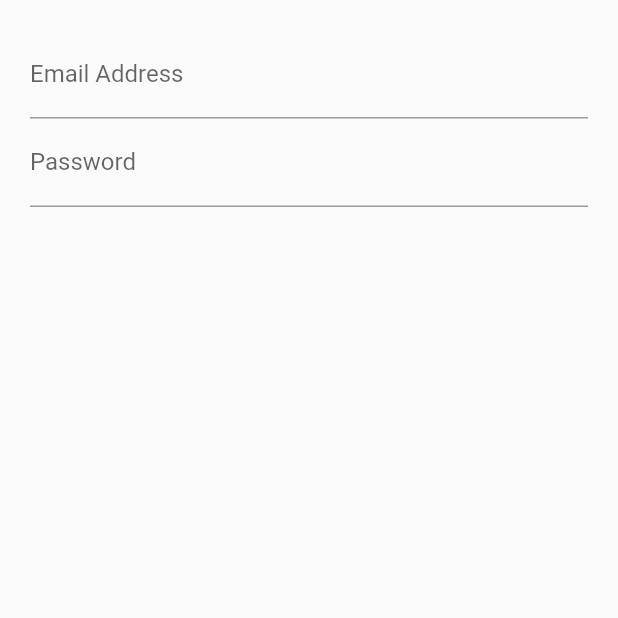
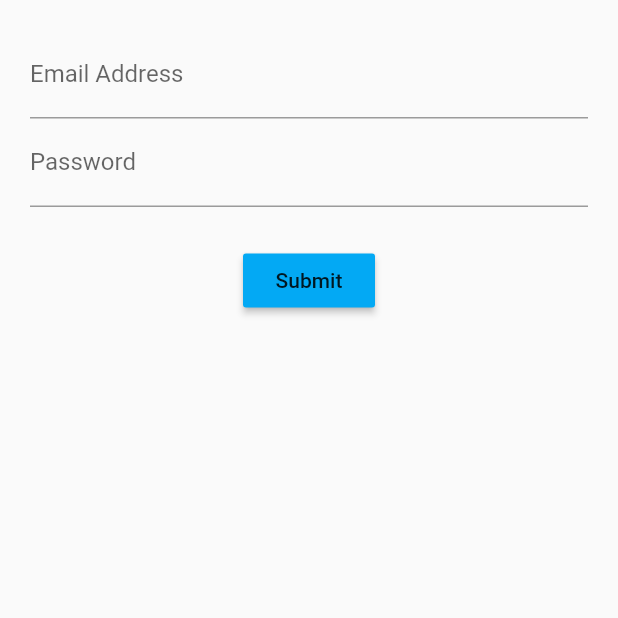
Before and after one commit to Kalesh-Singh/Flutter-Login-StatefulWidgets, a Flutter app: the screen it shows after launch, on a phone screen of 412 x 824 dp, the top half of it. Run offline on Flutter 3.47's test engine with Material 2 defaults, Android fonts, the phone set to English and light mode, and no system bars.

Commit message:
Adding spacing in a good way

```diff
--- a/lib/src/screens/login_screen.dart
+++ b/lib/src/screens/login_screen.dart
@@ -17,7 +17,8 @@ class LoginScreenState extends State<LoginScreen> {
           children: <Widget>[
             emailField(),
             passwordField(),
-//            submitButton(),
+            Container(margin: EdgeInsets.only(top: 25.0)),
+            submitButton(),
           ],
         ),
       ),
@@ -45,6 +46,10 @@ class LoginScreenState extends State<LoginScreen> {
   }
 
   Widget submitButton() {
-
+    return RaisedButton(
+      color: Colors.lightBlue,
+      child: Text('Submit'),
+      onPressed: () {},
+    );
   }
 }
```
